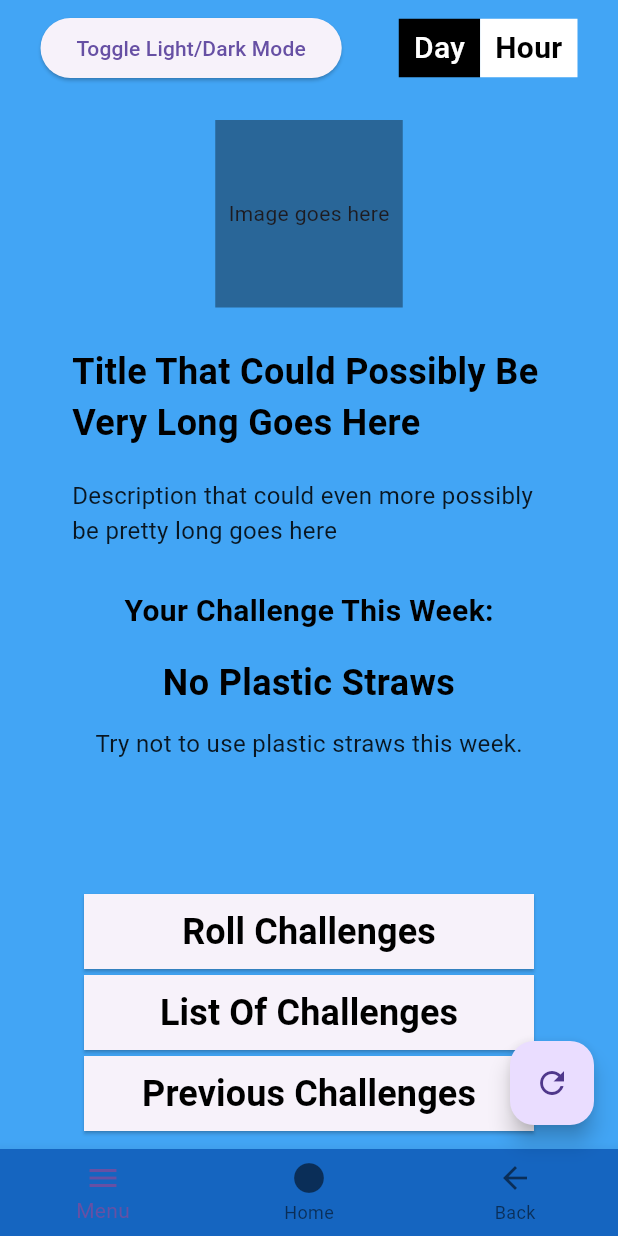
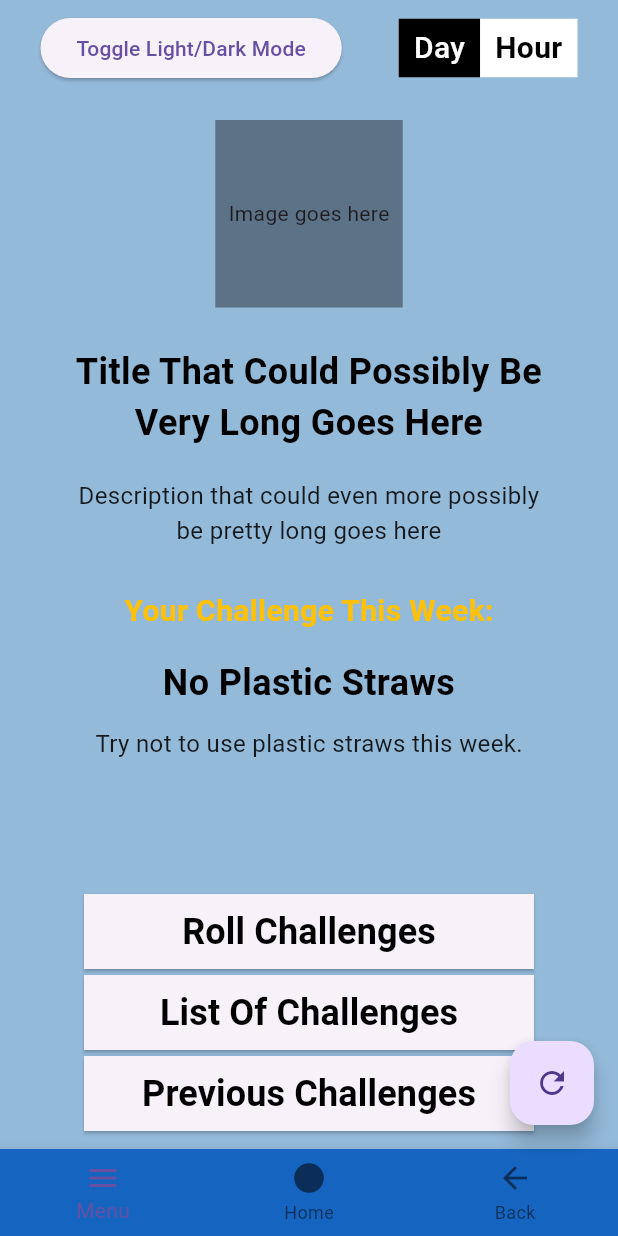
Before and after one commit to Sabagan/EcoQuest, a Flutter app: the screen it shows after launch, after a tap on "Continue", on a phone screen of 412 x 824 dp. Run offline on Flutter 3.47's test engine with Material 3 defaults, Android fonts, the phone set to English and light mode, and no system bars; our stand-ins replace shared_preferences.

Commit message:
Color CHanges

```diff
--- a/lib/main.dart
+++ b/lib/main.dart
@@ -36,7 +36,8 @@
   Widget build(BuildContext context) {
     return MaterialApp(
       theme: ThemeData(
-        scaffoldBackgroundColor: _isDarkMode ? Colors.blue : Colors.lightBlue,
+        scaffoldBackgroundColor:
+            _isDarkMode ? Colors.blue[900] : Colors.blue[100],
         brightness: _isDarkMode ? Brightness.dark : Brightness.light,
       ),
       initialRoute: ChallengePreferences.isFirstLaunch()
--- a/lib/pages/main_page.dart
+++ b/lib/pages/main_page.dart
@@ -40,7 +40,9 @@ class _MainPageState extends State<MainPage> {
     );
 
     return Scaffold(
-      backgroundColor: widget.isDarkMode ? Colors.blue[800] : Colors.blue[400],
+      backgroundColor: widget.isDarkMode
+          ? Colors.blue[900]
+          : Color.fromARGB(255, 148, 186, 218),
       bottomNavigationBar: BottomNavigationBar(
         backgroundColor:
             widget.isDarkMode ? Colors.blue[400] : Colors.blue[800],
@@ -106,10 +108,11 @@ class _MainPageState extends State<MainPage> {
             Padding(
               padding: const EdgeInsets.symmetric(vertical: 2, horizontal: 40),
               child: Align(
-                alignment: Alignment.centerLeft,
+                alignment: Alignment.center,
                 child: Text(
                   "Title That Could Possibly Be Very Long Goes Here",
                   style: textStyle,
+                  textAlign: TextAlign.center,
                 ),
               ),
             ),
@@ -117,9 +120,10 @@ class _MainPageState extends State<MainPage> {
             Padding(
               padding: const EdgeInsets.symmetric(vertical: 2, horizontal: 40),
               child: Align(
-                alignment: Alignment.centerLeft,
+                alignment: Alignment.center,
                 child: Text(
                   "Description that could even more possibly be pretty long goes here",
+                  textAlign: TextAlign.center,
                   style: descriptionStyle,
                 ),
               ),
@@ -134,7 +138,7 @@ class _MainPageState extends State<MainPage> {
                     const Text(
                       "Your Challenge This Week:",
                       style: TextStyle(
-                          color: Colors.black,
+                          color: Colors.amber,
                           fontSize: 20,
                           fontWeight: FontWeight.bold),
                     ),
```
Also changed, not shown: lib/pages/list_challenges_page.dart (+9 -9 lines).
